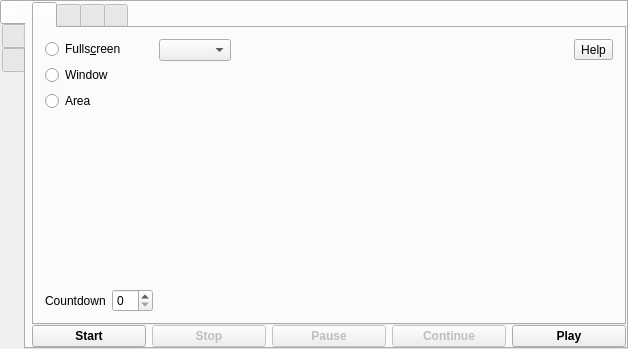
First picture: the form in mainwindow.ui, repository vkohaupt/vokoscreenNG, before the edit.
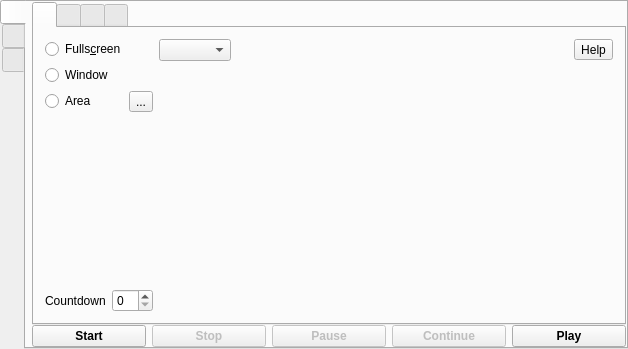
Second picture: the form after the edit. The open tabs and pages were chosen to show the change.

Commit message: add area resetbutton

```diff
--- a/mainwindow.ui
+++ b/mainwindow.ui
@@ -109,11 +109,25 @@
                </widget>
               </item>
               <item>
+               <layout class="QHBoxLayout" name="horizontalLayout_7">
+                <item>
                <widget class="QRadioButton" name="radioButtonArea">
                 <property name="text">
                  <string>Area</string>
                 </property>
                </widget>
+                </item>
+                <item>
+                 <widget class="QToolButton" name="toolButtonAreaReset">
+                  <property name="toolTip">
+                   <string>Reset</string>
+                  </property>
+                  <property name="text">
+                   <string>...</string>
+                  </property>
+                 </widget>
+                </item>
+               </layout>
               </item>
               <item>
                <spacer name="verticalSpacer_9">
```
Left out of the diff: 2 changed lines with no effect on the pictures. Lines whose indentation alone changed are shown as unchanged. The commit also changes 3 other files.
